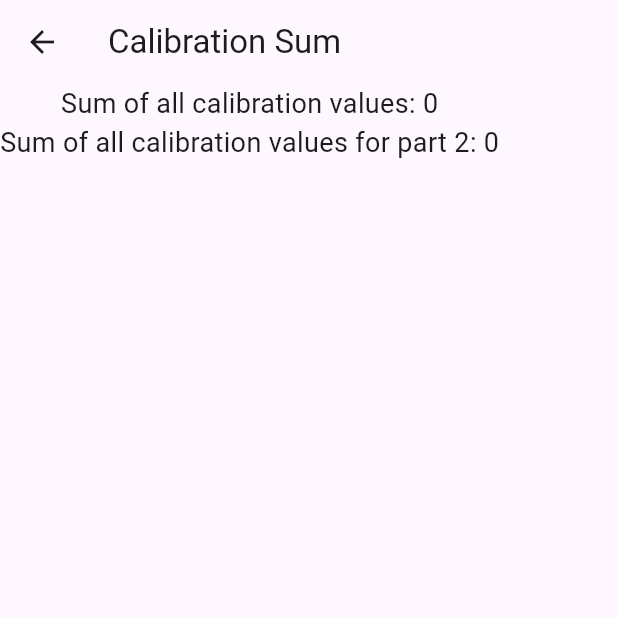
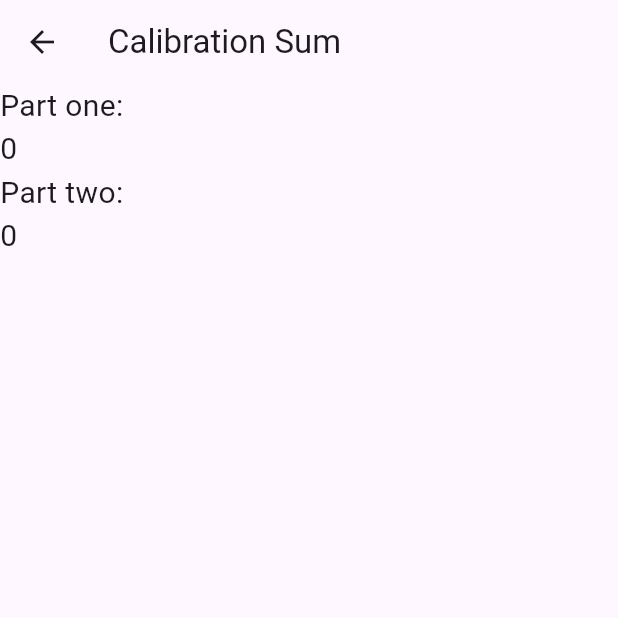
Before and after one commit to KirstenFroyen/AdventOfCode23, a Flutter app: the DayOnePage screen opened directly, on a phone screen of 412 x 824 dp, the top half of it. Run offline on Flutter 3.47's test engine with Material 3 defaults, Android fonts, the phone set to English and light mode, and no system bars; project files that could hold a hidden picture were left out.

Commit message:
Add number format to each result

```diff
--- a/lib/pages/DayFivePage.dart
+++ b/lib/pages/DayFivePage.dart
@@ -1,10 +1,11 @@
-// ignore_for_file: file_names
+// ignore_for_file: file_names, library_private_types_in_public_api
 
 import 'dart:math';
 
 import 'package:advent_of_code_23/services/FileReader.dart';
 import 'package:flutter/material.dart';
 import 'dart:async';
+import 'package:intl/intl.dart';
 
 class DayFivePage extends StatefulWidget {
   const DayFivePage({Key? key}) : super(key: key);
@@ -126,8 +127,9 @@ class _DayFivePageState extends State<DayFivePage> {
                 if (snapshot.hasError) {
                   return Text('Error: ${snapshot.error}');
                 } else {
+                  final formattedResult = NumberFormat.decimalPattern('nl').format(snapshot.data);
                   return Text(
-                    'Part one:\n${snapshot.data}',
+                    'Part one:\n$formattedResult',
                     style: const TextStyle(fontSize: 20),
                   );
                 }
@@ -143,8 +145,9 @@ class _DayFivePageState extends State<DayFivePage> {
                 if (snapshot.hasError) {
                   return Text('Error: ${snapshot.error}');
                 } else {
+                  final formattedResult = NumberFormat.decimalPattern('nl').format(snapshot.data);
                   return Text(
-                    'Part two:\n${snapshot.data}',
+                    'Part two:\n$formattedResult',
                     style: const TextStyle(fontSize: 20),
                   );
                 }
--- a/lib/pages/DayFourPage.dart
+++ b/lib/pages/DayFourPage.dart
@@ -1,8 +1,9 @@
-// ignore_for_file: file_names
+// ignore_for_file: file_names, library_private_types_in_public_api
 
 import 'package:advent_of_code_23/services/FileReader.dart';
 import 'package:flutter/material.dart';
 import 'dart:async';
+import 'package:intl/intl.dart';
 
 class DayFourPage extends StatefulWidget {
   const DayFourPage({Key? key}) : super(key: key);
@@ -137,8 +138,9 @@ class _DayFourPageState extends State<DayFourPage> {
                 if (snapshot.hasError) {
                   return Text('Error: ${snapshot.error}');
                 } else {
+                  final formattedResult = NumberFormat.decimalPattern('nl').format(snapshot.data);
                   return Text(
-                    'Part one:\n${snapshot.data}',
+                    'Part one:\n$formattedResult',
                     style: const TextStyle(fontSize: 20),
                   );
                 }
@@ -154,8 +156,9 @@ class _DayFourPageState extends State<DayFourPage> {
                 if (snapshot.hasError) {
                   return Text('Error: ${snapshot.error}');
                 } else {
+                  final formattedResult = NumberFormat.decimalPattern('nl').format(snapshot.data);
                   return Text(
-                    'Part two:\n${snapshot.data}',
+                    'Part two:\n$formattedResult',
                     style: const TextStyle(fontSize: 20),
                   );
                 }
--- a/lib/pages/DayOnePage.dart
+++ b/lib/pages/DayOnePage.dart
@@ -1,13 +1,13 @@
-// ignore_for_file: file_names
+// ignore_for_file: file_names, library_private_types_in_public_api
 
 import 'package:advent_of_code_23/services/FileReader.dart';
 import 'package:flutter/material.dart';
+import 'package:intl/intl.dart';
 
 class DayOnePage extends StatefulWidget {
   const DayOnePage({super.key});
 
   @override
-  // ignore: library_private_types_in_public_api
   _DayOnePageState createState() => _DayOnePageState();
 }
 
@@ -160,9 +160,10 @@ int _convertTokenToNumber(String token, Map<String, int> wordToDigit) {
               } else if (snapshot.hasError) {
                 return const Text('Error loading data');
               } else {
+                final formattedResult = NumberFormat.decimalPattern('nl').format(snapshot.data);
                 return Text(
-                  'Sum of all calibration values: ${snapshot.data}',
-                  style: const TextStyle(fontSize: 18),
+                  'Part one:\n$formattedResult',
+                  style: const TextStyle(fontSize: 20),
                 );
               }
             },
@@ -175,9 +176,10 @@ int _convertTokenToNumber(String token, Map<String, int> wordToDigit) {
               } else if (snapshot.hasError) {
                 return const Text('Error loading data');
               } else {
+                final formattedResult = NumberFormat.decimalPattern('nl').format(snapshot.data);
                 return Text(
-                  'Sum of all calibration values for part 2: ${snapshot.data}',
-                  style: const TextStyle(fontSize: 18),
+                  'Part two:\n$formattedResult',
+                  style: const TextStyle(fontSize: 20),
                 );
               }
             },
--- a/lib/pages/DaySevenPage.dart
+++ b/lib/pages/DaySevenPage.dart
@@ -118,8 +118,9 @@ class _DaySevenPageState extends State<DaySevenPage> {
                 if (snapshot.hasError) {
                   return Text('Error: ${snapshot.error}');
                 } else {
+                  final formattedResult = NumberFormat.decimalPattern('nl').format(snapshot.data);
                   return Text(
-                    'Part two:\n${snapshot.data}',
+                    'Part two:\n$formattedResult',
                     style: const TextStyle(fontSize: 20),
                   );
                 }
--- a/lib/pages/DaySixPage.dart
+++ b/lib/pages/DaySixPage.dart
@@ -3,6 +3,7 @@
 import 'package:advent_of_code_23/services/FileReader.dart';
 import 'package:flutter/material.dart';
 import 'dart:async';
+import 'package:intl/intl.dart';
 
 class DaySixPage extends StatefulWidget {
   const DaySixPage({Key? key}) : super(key: key);
@@ -95,8 +96,9 @@ class _DaySixPageState extends State<DaySixPage> {
                 if (snapshot.hasError) {
                   return Text('Error: ${snapshot.error}');
                 } else {
+                  final formattedResult = NumberFormat.decimalPattern('nl').format(snapshot.data);
                   return Text(
-                    'Part one:\n${snapshot.data}',
+                    'Part one:\n$formattedResult',
                     style: const TextStyle(fontSize: 20),
                   );
                 }
@@ -112,8 +114,9 @@ class _DaySixPageState extends State<DaySixPage> {
                 if (snapshot.hasError) {
                   return Text('Error: ${snapshot.error}');
                 } else {
+                  final formattedResult = NumberFormat.decimalPattern('nl').format(snapshot.data);
                   return Text(
-                    'Part two:\n${snapshot.data}',
+                    'Part two:\n$formattedResult',
                     style: const TextStyle(fontSize: 20),
                   );
                 }
--- a/lib/pages/DayThreePage.dart
+++ b/lib/pages/DayThreePage.dart
@@ -1,8 +1,10 @@
-// ignore_for_file: file_names
+// ignore_for_file: file_names, library_private_types_in_public_api
 
 import 'package:advent_of_code_23/services/FileReader.dart';
 import 'package:flutter/material.dart';
 import 'dart:async';
+import 'package:intl/intl.dart';
+
 class DayThreePage extends StatefulWidget {
   const DayThreePage({Key? key}) : super(key: key);
 
@@ -82,8 +84,9 @@ class _DayThreePageState extends State<DayThreePage> {
                 if (snapshot.hasError) {
                   return Text('Error: ${snapshot.error}');
                 } else {
+                  final formattedResult = NumberFormat.decimalPattern('nl').format(snapshot.data);
                   return Text(
-                    'Part one:\n${snapshot.data}',
+                    'Part one:\n$formattedResult',
                     style: const TextStyle(fontSize: 20),
                   );
                 }
@@ -99,8 +102,9 @@ class _DayThreePageState extends State<DayThreePage> {
                 if (snapshot.hasError) {
                   return Text('Error: ${snapshot.error}');
                 } else {
+                  final formattedResult = NumberFormat.decimalPattern('nl').format(snapshot.data);
                   return Text(
-                    'Part two:\n${snapshot.data}',
+                    'Part two:\n$formattedResult',
                     style: const TextStyle(fontSize: 20),
                   );
                 }
--- a/lib/pages/DayTwoPage.dart
+++ b/lib/pages/DayTwoPage.dart
@@ -1,7 +1,8 @@
-// ignore_for_file: file_names
+// ignore_for_file: file_names, library_private_types_in_public_api
 
 import 'package:advent_of_code_23/services/FileReader.dart';
 import 'package:flutter/material.dart';
+import 'package:intl/intl.dart';
 
 class DayTwoPage extends StatefulWidget {
   const DayTwoPage({Key? key}) : super(key: key);
@@ -144,8 +145,9 @@ class _DayTwoPageState extends State<DayTwoPage> {
                 if (snapshot.hasError) {
                   return Text('Error: ${snapshot.error}');
                 } else {
+                  final formattedResult = NumberFormat.decimalPattern('nl').format(snapshot.data);
                   return Text(
-                    'The sum of IDs of possible games is: ${snapshot.data}',
+                    'Part one:\n$formattedResult',
                     style: const TextStyle(fontSize: 20),
                   );
                 }
@@ -161,8 +163,9 @@ class _DayTwoPageState extends State<DayTwoPage> {
                 if (snapshot.hasError) {
                   return Text('Error: ${snapshot.error}');
                 } else {
+                  final formattedResult = NumberFormat.decimalPattern('nl').format(snapshot.data);
                   return Text(
-                    'The sum of power of possible cubes is: ${snapshot.data}',
+                    'Part two:\n$formattedResult',
                     style: const TextStyle(fontSize: 20),
                   );
                 }
```
